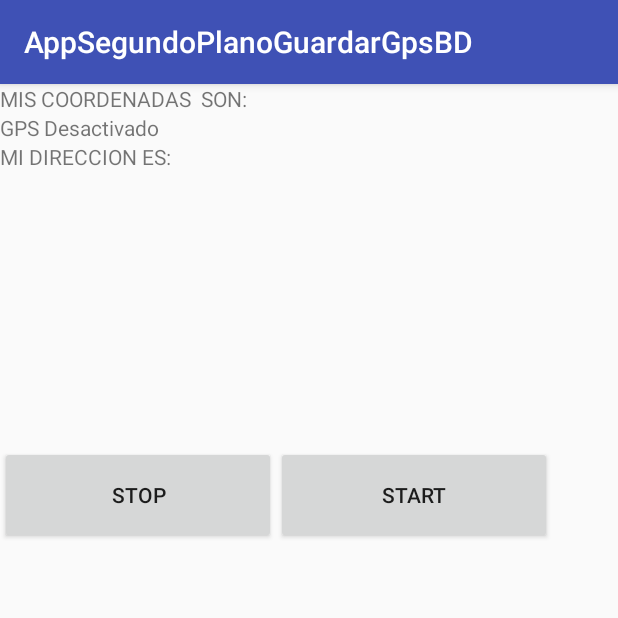
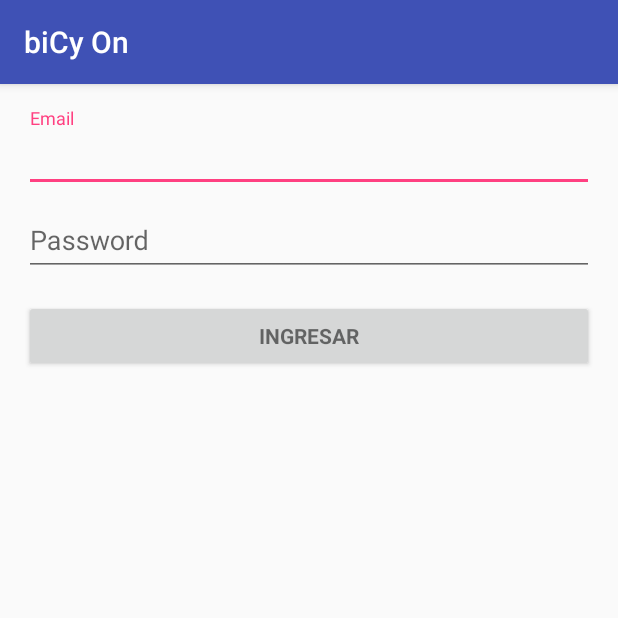
Before and after one commit to Lleoz/GpsBDAndroid, an Android app: the screen it shows after launch (MainActivity), on a phone screen of 412 x 824 dp, the top half of it. Run offline under Robolectric (Android 15) with nearby library versions, the phone set to English and light mode, and no system bars.

Commit message:
Creación Login

```diff
--- a/app/build.gradle
+++ b/app/build.gradle
@@ -20,6 +20,7 @@ android {
 }
 
 dependencies {
+    implementation 'com.android.support:design:27.1.1'
     compile fileTree(dir: 'libs', include: ['*.jar'])
     androidTestCompile('com.android.support.test.espresso:espresso-core:2.2.2', {
         exclude group: 'com.android.support', module: 'support-annotations'
--- a/app/src/main/java/com/androfast/pc/appsegundoplanoguardargpsbd/MainActivity.java
+++ b/app/src/main/java/com/androfast/pc/appsegundoplanoguardargpsbd/MainActivity.java
@@ -61,7 +61,8 @@ public class MainActivity extends AppCompatActivity {
     @Override
     protected void onCreate(Bundle savedInstanceState) {
         super.onCreate(savedInstanceState);
-        setContentView(R.layout.activity_main);
+        setContentView(R.layout.activity_login);
+        /*setContentView(R.layout.activity_main);
         // handler.post(sendData);
 
         mensaje1 = (TextView) findViewById(R.id.mensaje_id);
@@ -89,7 +90,7 @@ public class MainActivity extends AppCompatActivity {
             ActivityCompat.requestPermissions(this, new String[]{Manifest.permission.ACCESS_FINE_LOCATION,}, 1000);
         } else {
             locationStart();
-        }
+        }*/
     }
 
     //Insertamos los datos a nuestra webService
--- /dev/null
+++ b/app/src/main/res/layout/activity_login.xml
@@ -0,0 +1,78 @@
+<?xml version="1.0" encoding="utf-8"?>
+<LinearLayout xmlns:android="http://schemas.android.com/apk/res/android"
+    xmlns:tools="http://schemas.android.com/tools"
+    android:layout_width="match_parent"
+    android:layout_height="match_parent"
+    android:gravity="center_horizontal"
+    android:orientation="vertical"
+    android:paddingBottom="@dimen/activity_vertical_margin"
+    android:paddingLeft="@dimen/activity_horizontal_margin"
+    android:paddingRight="@dimen/activity_horizontal_margin"
+    android:paddingTop="@dimen/activity_vertical_margin"
+    tools:context=".LoginActivity">
+
+    <!-- Login progress -->
+    <ProgressBar
+        android:id="@+id/login_progress"
+        style="?android:attr/progressBarStyleLarge"
+        android:layout_width="wrap_content"
+        android:layout_height="wrap_content"
+        android:layout_marginBottom="8dp"
+        android:visibility="gone" />
+
+    <ScrollView
+        android:id="@+id/login_form"
+        android:layout_width="match_parent"
+        android:layout_height="match_parent">
+
+        <LinearLayout
+            android:id="@+id/email_login_form"
+            android:layout_width="match_parent"
+            android:layout_height="wrap_content"
+            android:orientation="vertical">
+
+            <android.support.design.widget.TextInputLayout
+                android:layout_width="match_parent"
+                android:layout_height="wrap_content">
+
+                <AutoCompleteTextView
+                    android:id="@+id/email"
+                    android:layout_width="match_parent"
+                    android:layout_height="wrap_content"
+                    android:hint="@string/prompt_email"
+                    android:inputType="textEmailAddress"
+                    android:maxLines="1"
+                    android:singleLine="true" />
+
+            </android.support.design.widget.TextInputLayout>
+
+            <android.support.design.widget.TextInputLayout
+                android:layout_width="match_parent"
+                android:layout_height="wrap_content">
+
+                <EditText
+                    android:id="@+id/password"
+                    android:layout_width="match_parent"
+                    android:layout_height="wrap_content"
+                    android:hint="@string/prompt_password"
+                    android:imeActionId="6"
+                    android:imeActionLabel="@string/action_sign_in_short"
+                    android:imeOptions="actionUnspecified"
+                    android:inputType="textPassword"
+                    android:maxLines="1"
+                    android:singleLine="true" />
+
+            </android.support.design.widget.TextInputLayout>
+
+            <Button
+                android:id="@+id/email_sign_in_button"
+                style="?android:textAppearanceSmall"
+                android:layout_width="match_parent"
+                android:layout_height="wrap_content"
+                android:layout_marginTop="16dp"
+                android:text="@string/action_sign_in"
+                android:textStyle="bold" />
+
+        </LinearLayout>
+    </ScrollView>
+</LinearLayout>
--- /dev/null
+++ b/app/src/main/res/values/dimens.xml
@@ -0,0 +1,5 @@
+<resources>
+    <!-- Default screen margins, per the Android Design guidelines. -->
+    <dimen name="activity_horizontal_margin">16dp</dimen>
+    <dimen name="activity_vertical_margin">16dp</dimen>
+</resources>
--- a/app/src/main/res/values/strings.xml
+++ b/app/src/main/res/values/strings.xml
@@ -1,3 +1,17 @@
 <resources>
-    <string name="app_name">AppSegundoPlanoGuardarGpsBD</string>
+    <string name="app_name">biCy On</string>
+    <string name="title_activity_login">Acceso</string>
+
+    <!-- Strings related to login -->
+    <string name="prompt_email">Email</string>
+    <string name="prompt_password">Password</string>
+    <string name="action_sign_in">Ingresar</string>
+    <string name="action_sign_in_short">Ingresar</string>
+    <string name="error_invalid_email">El email es invalido</string>
+    <string name="error_invalid_password">El password es demasiado corto</string>
+    <string name="error_incorrect_password">El password es incorrecto</string>
+    <string name="error_field_required">Es requerido</string>
+    <string name="permission_rationale">"Contacts permissions are needed for providing email
+        completions."
+    </string>
 </resources>
```
Also changed, not shown: app/src/main/AndroidManifest.xml (+10 -1 lines), app/src/main/java/com/androfast/pc/appsegundoplanoguardargpsbd/LoginActivity.java (added, +349 -0 lines).
